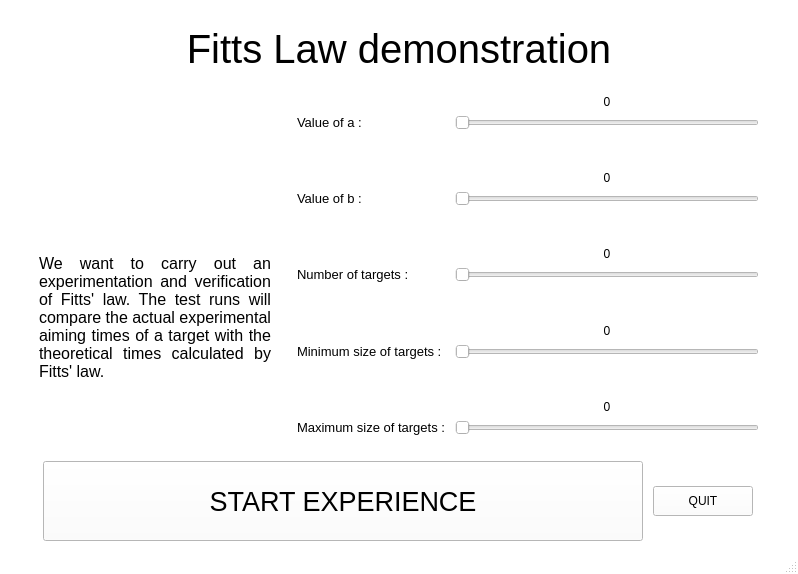
First picture: the form in mainView.ui, repository SophieShirine/FittsLaw, before the edit.
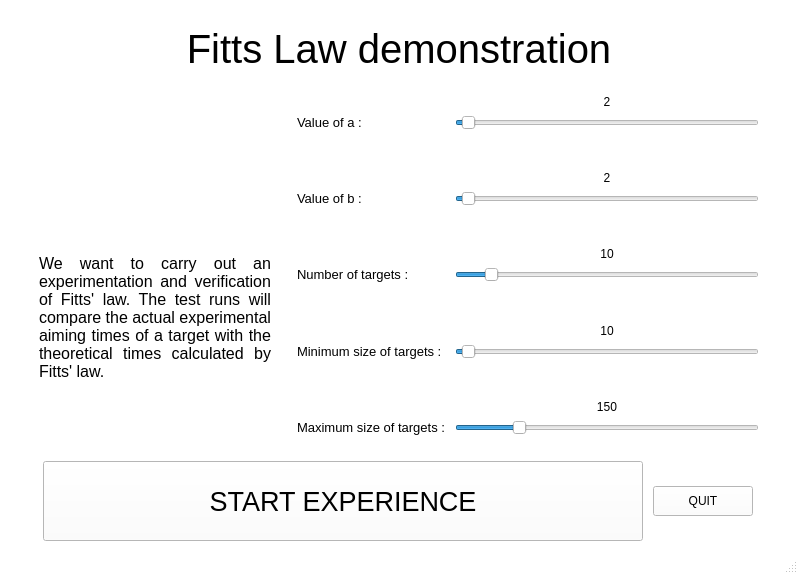
Second picture: the form after the edit. Icons and pictures are not drawn.

What changed in the file:
```diff
--- a/mainView.ui
+++ b/mainView.ui
@@ -614,7 +614,7 @@
         <item row="0" column="1">
          <widget class="QLabel" name="aValueLabel">
           <property name="text">
-           <string>0</string>
+           <string>2</string>
           </property>
           <property name="alignment">
            <set>Qt::AlignCenter</set>
@@ -635,6 +635,12 @@
         </item>
         <item row="1" column="1">
          <widget class="QSlider" name="aValue">
+          <property name="pageStep">
+           <number>10</number>
+          </property>
+          <property name="value">
+           <number>2</number>
+          </property>
           <property name="tracking">
            <bool>true</bool>
           </property>
@@ -665,7 +671,7 @@
         <item row="3" column="1">
          <widget class="QLabel" name="bValueLabel">
           <property name="text">
-           <string>0</string>
+           <string>2</string>
           </property>
           <property name="alignment">
            <set>Qt::AlignCenter</set>
@@ -686,6 +692,9 @@
         </item>
         <item row="4" column="1">
          <widget class="QSlider" name="bValue">
+          <property name="value">
+           <number>2</number>
+          </property>
           <property name="orientation">
            <enum>Qt::Horizontal</enum>
           </property>
@@ -707,7 +716,7 @@
         <item row="6" column="1">
          <widget class="QLabel" name="nbTargetLabel">
           <property name="text">
-           <string>0</string>
+           <string>10</string>
           </property>
           <property name="alignment">
            <set>Qt::AlignCenter</set>
@@ -728,6 +737,12 @@
         </item>
         <item row="7" column="1">
          <widget class="QSlider" name="nbTarget">
+          <property name="maximum">
+           <number>100</number>
+          </property>
+          <property name="value">
+           <number>10</number>
+          </property>
           <property name="orientation">
            <enum>Qt::Horizontal</enum>
           </property>
@@ -749,7 +764,7 @@
         <item row="9" column="1">
          <widget class="QLabel" name="minSizeLabel">
           <property name="text">
-           <string>0</string>
+           <string>10</string>
           </property>
           <property name="alignment">
            <set>Qt::AlignCenter</set>
@@ -770,6 +785,12 @@
         </item>
         <item row="10" column="1">
          <widget class="QSlider" name="minSize">
+          <property name="maximum">
+           <number>500</number>
+          </property>
+          <property name="value">
+           <number>10</number>
+          </property>
           <property name="orientation">
            <enum>Qt::Horizontal</enum>
           </property>
@@ -791,7 +812,7 @@
         <item row="12" column="1">
          <widget class="QLabel" name="maxSizeLabel">
           <property name="text">
-           <string>0</string>
+           <string>150</string>
           </property>
           <property name="alignment">
            <set>Qt::AlignCenter</set>
@@ -812,6 +833,12 @@
         </item>
         <item row="13" column="1">
          <widget class="QSlider" name="maxSize">
+          <property name="maximum">
+           <number>500</number>
+          </property>
+          <property name="value">
+           <number>99</number>
+          </property>
           <property name="orientation">
            <enum>Qt::Horizontal</enum>
           </property>
```
